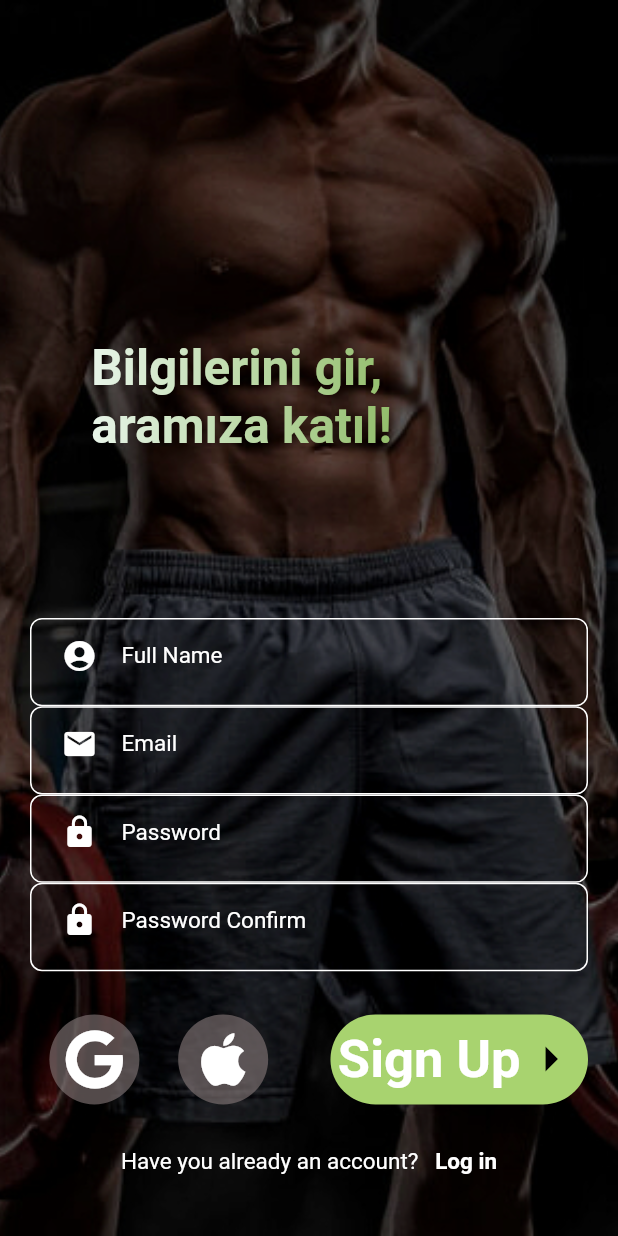
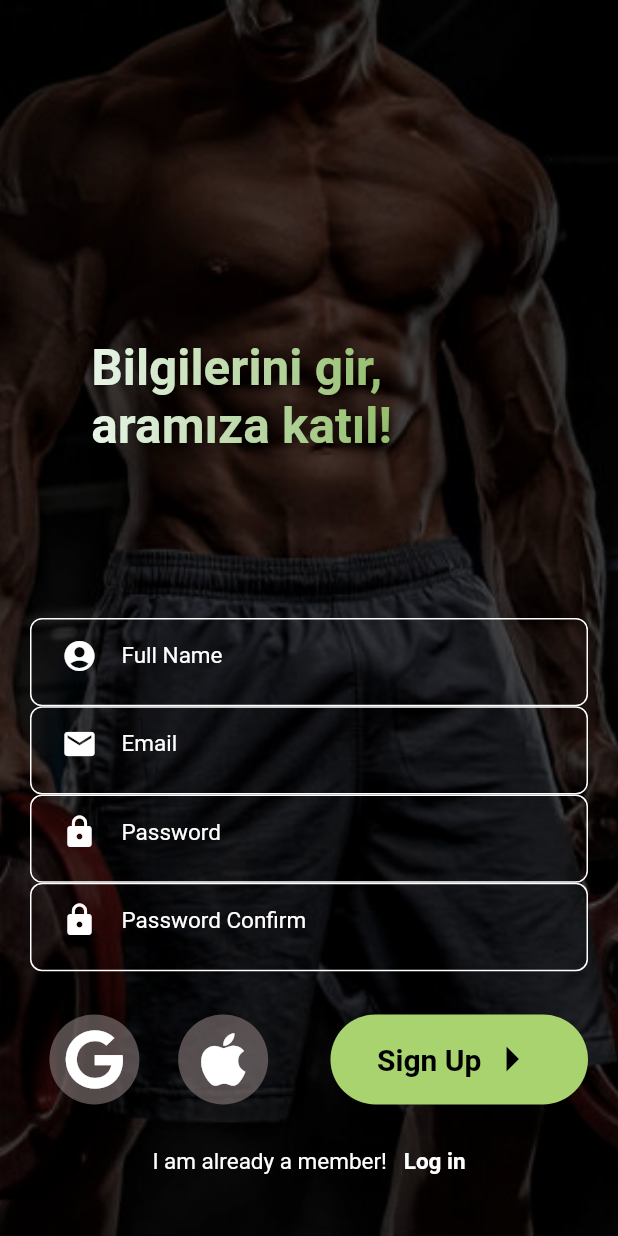
Before and after one commit to Karxief/fit_body, a Flutter app: the SignInPage screen opened directly, on a phone screen of 412 x 824 dp. Run offline on Flutter 3.47's test engine with Material 2 defaults, Android fonts, the phone set to English and light mode, and no system bars; our stand-ins replace font_awesome_flutter; Roboto replaces fonts that are missing (Dosis, Poppins).

Commit message:
navigation done

```diff
--- a/lib/main.dart
+++ b/lib/main.dart
@@ -1,7 +1,10 @@
 // ignore_for_file: prefer_const_constructors
+import 'dart:developer';
+
 import 'package:fit_body/theme/theme.dart';
 import 'package:fit_body/view/screens/forgot_password_page.dart';
 import 'package:fit_body/view/screens/login_page.dart';
+import 'package:fit_body/view/screens/sign_in_page.dart';
 import 'package:flutter/material.dart';
 
 void main() {
@@ -17,7 +20,7 @@ class MyApp extends StatelessWidget {
     return MaterialApp(
       title: 'Flutter Demo',
       theme: appThemeData,
-      home: ForgotPasswordPage(),
+      home: LoginPage(),
     );
   }
 }
--- a/lib/theme/theme.dart
+++ b/lib/theme/theme.dart
@@ -18,7 +18,7 @@ final appThemeData = ThemeData(
         headline3: TextStyle(
             fontFamily: 'Poppins',
             color: Colors.black,
-            fontSize: 19,
+            fontSize: 20,
             fontWeight: FontWeight.bold),
         bodyText1: TextStyle(
             fontFamily: 'Poppins',
--- a/lib/view/widgets/Buttons/accesess_buttons_widget.dart
+++ b/lib/view/widgets/Buttons/accesess_buttons_widget.dart
@@ -36,7 +36,7 @@ class accesess_buttons extends StatelessWidget {
                 children: [
                   Text(
                     button_text,
-                    style: Theme.of(context).textTheme.headline1,
+                    style: Theme.of(context).textTheme.headline3,
                   ),
                   Icon(Icons.arrow_right)
                 ],
--- a/lib/view/widgets/backround_image_widget.dart
+++ b/lib/view/widgets/backround_image_widget.dart
@@ -15,7 +15,7 @@ class Backroundimage extends StatelessWidget {
         image: DecorationImage(
             image: backround_image,
             fit: BoxFit.cover,
-            colorFilter: ColorFilter.mode(Colors.black26, BlendMode.darken)),
+            colorFilter: ColorFilter.mode(Colors.black45, BlendMode.darken)),
       ),
     );
   }
--- a/lib/view/widgets/formfield_widget.dart
+++ b/lib/view/widgets/formfield_widget.dart
@@ -1,5 +1,7 @@
 // ignore_for_file: prefer_const_constructors
 
+import 'package:fit_body/view/screens/login_page.dart';
+import 'package:fit_body/view/screens/sign_in_page.dart';
 import 'package:fit_body/view/widgets/Buttons/accesess_buttons_widget.dart';
 import 'package:flutter/material.dart';
 
@@ -65,11 +67,16 @@ class Sign_in_FormField extends StatelessWidget {
                   crossAxisAlignment: CrossAxisAlignment.start,
                   children: [
                     Text(
-                      "Have you already an account?",
+                      "I am already a member!",
                       style: Theme.of(context).textTheme.bodyText1,
                     ),
                     GestureDetector(
-                      onTap: () {},
+                      onTap: () {
+                        Navigator.push(context,
+                            MaterialPageRoute(builder: (context) {
+                          return LoginPage();
+                        }));
+                      },
                       child: Text(
                         '   Log in',
                         style: Theme.of(context).textTheme.headline2,
```
Also changed, not shown: lib/view/screens/forgot_password_page.dart (+7 -1 lines), lib/view/screens/login_page.dart (+23 -7 lines).
